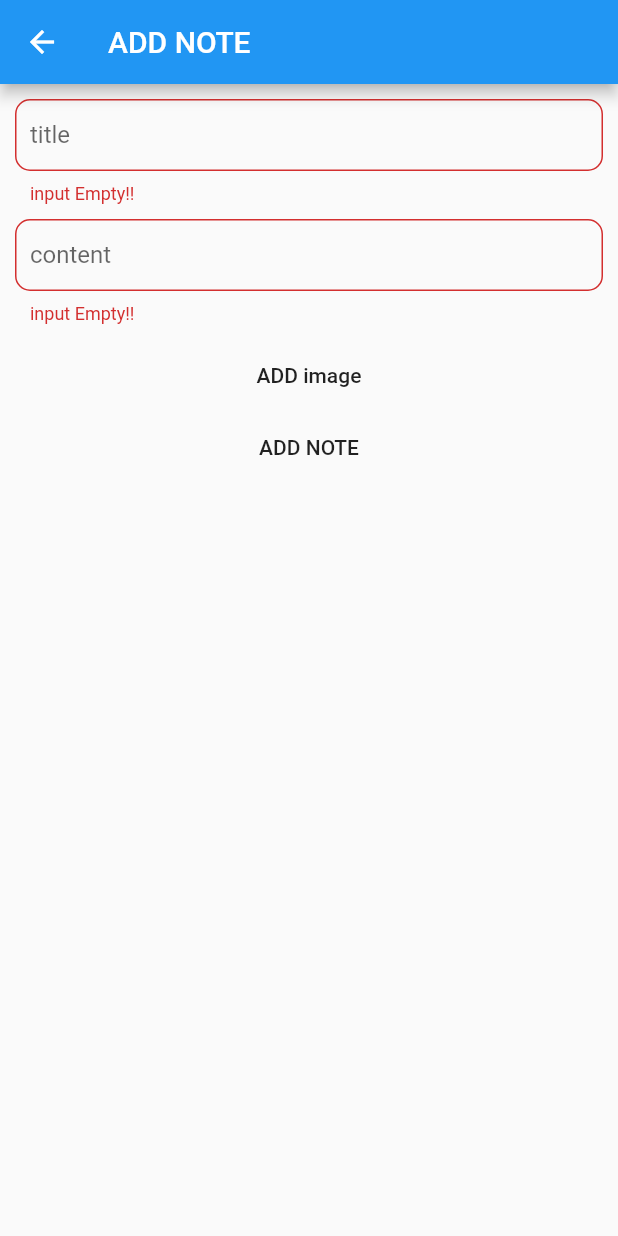
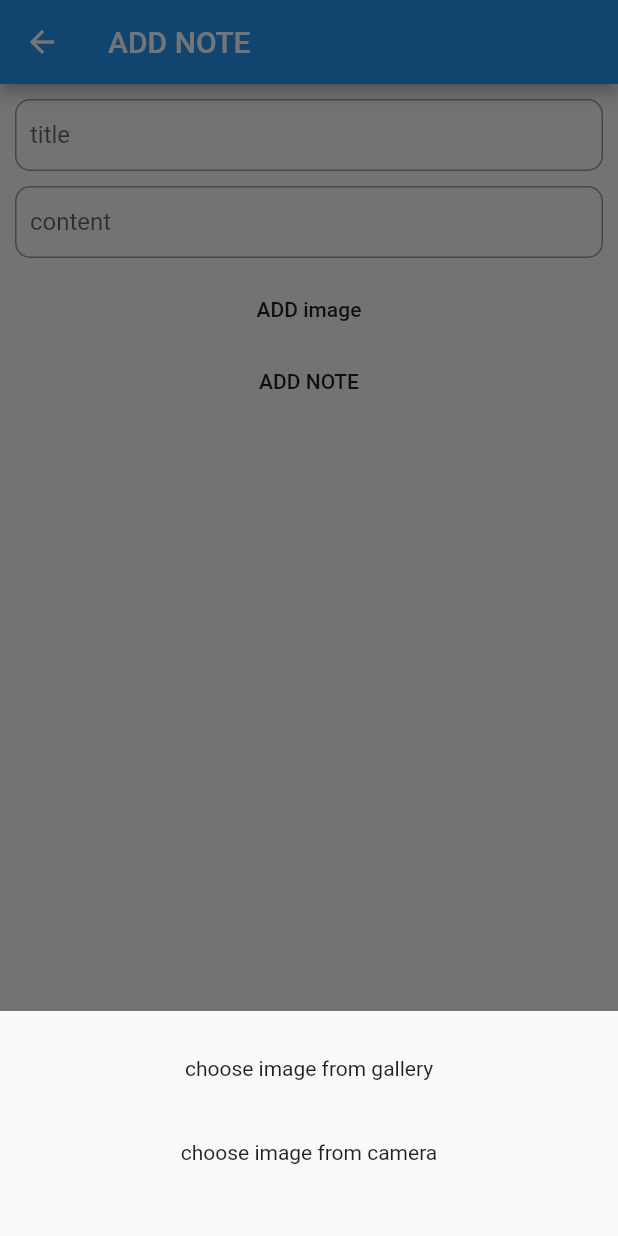
Before and after one commit to mohamadalghanem474/NoteApp, a Flutter app: the AddNote screen opened by its route, after a tap on "ADD image", on a phone screen of 412 x 824 dp. Run offline on Flutter 3.47's test engine with Material 2 defaults, Android fonts, the phone set to English and light mode, and no system bars; our stand-ins replace awesome_dialog, get, image_picker, shared_preferences; accounts and stored records are empty.

```diff
--- a/lib/app/home.dart
+++ b/lib/app/home.dart
@@ -55,7 +55,9 @@ class _HomeState extends State<Home> with Crud {
                         onDelete: () async {
                           var respnse = await postRequest(linkDeleteNotes, {
                             "noteid": snapshot.data['data'][index]['note_id']
-                                .toString()
+                                .toString(),
+                            "imagename": snapshot.data['data'][index]
+                                ['note_image']
                           });
                           if (respnse["status"] == "success") {
                             Navigator.of(context).pushReplacementNamed("home");
@@ -76,7 +78,9 @@ class _HomeState extends State<Home> with Crud {
                               builder: ((BuildContext context) => EditeNote(
                                     notes: snapshot.data['data'][index],
                                   ))));
-                        }, notemodel: NoteModel.fromJson(snapshot.data['data'][index]),
+                        },
+                        notemodel:
+                            NoteModel.fromJson(snapshot.data['data'][index]),
                       );
                     }));
               }
--- a/lib/app/notes/add.dart
+++ b/lib/app/notes/add.dart
@@ -1,6 +1,10 @@
+import 'dart:io';
+
+import 'package:awesome_dialog/awesome_dialog.dart';
 import 'package:flutter/material.dart';
 import 'package:get/get.dart';
 import 'package:http/http.dart';
+import 'package:image_picker/image_picker.dart';
 import 'package:noteapp/components/crud.dart';
 import 'package:noteapp/constant/linkApi.dart';
 import 'package:noteapp/main.dart';
@@ -20,15 +24,24 @@ class _AddNoteState extends State<AddNote> with Crud {
   TextEditingController title = TextEditingController();
   TextEditingController content = TextEditingController();
   bool _isLoading = false;
+  File? myfile;
 
   addNote() async {
+    if (myfile == null) {
+      return AwesomeDialog(
+          context: context, title: "!!", body: Text("Add image !!"))
+        ..show();
+    }
     if (fromstate.currentState!.validate()) {
       _isLoading = true;
-      var response = await postRequest(linkAddNotes, {
-        "title": title.text,
-        "content": content.text,
-        "userid": sherdPref.get("id")
-      });
+      var response = await postRequestWithFile(
+          linkAddNotes,
+          {
+            "title": title.text,
+            "content": content.text,
+            "userid": sherdPref.get("id")
+          },
+          myfile!);
       if (response['status'] == "success") {
         _isLoading = false;
         Navigator.of(context).pushReplacementNamed("home");
@@ -67,7 +80,54 @@ class _AddNoteState extends State<AddNote> with Crud {
                   ),
                   MaterialButton(
                     onPressed: () async {
-                      await addNote();
+                      showModalBottomSheet(
+                          context: context,
+                          builder: (context) => Container(
+                                padding: EdgeInsets.all(10),
+                                height: 150,
+                                child: Column(
+                                  children: [
+                                    InkWell(
+                                      child: Container(
+                                        width: double.infinity,
+                                        padding: EdgeInsets.all(10),
+                                        margin: EdgeInsets.all(10),
+                                        child: Center(
+                                            child: Text(
+                                                "choose image from gallery")),
+                                      ),
+                                      onTap: () async {
+                                        XFile? xfile = await ImagePicker()
+                                            .pickImage(
+                                                source: ImageSource.gallery);
+                                        Navigator.of(context).pop();
+
+                                        myfile = await File(xfile!.path);
+                                        setState(() {});
+                                      },
+                                    ),
+                                    InkWell(
+                                      child: Container(
+                                        width: double.infinity,
+                                        padding: EdgeInsets.all(10),
+                                        margin: EdgeInsets.all(10),
+                                        child: Center(
+                                            child: Text(
+                                                "choose image from camera")),
+                                      ),
+                                      onTap: () async {
+                                        XFile? xfile = await ImagePicker()
+                                            .pickImage(
+                                                source: ImageSource.camera);
+                                        Navigator.of(context).pop();
+
+                                        myfile = await File(xfile!.path);
+                                        setState(() {});
+                                      },
+                                    )
+                                  ],
+                                ),
+                              ));
                     },
                     child: Text("ADD image"),
                   ),
--- a/lib/constant/linkApi.dart
+++ b/lib/constant/linkApi.dart
@@ -10,3 +10,7 @@ const String linkAddNotes = "$linkApi/notes/add.php";
 const String linkEditeNotes = "$linkApi/notes/edite.php";
 const String linkDeleteNotes = "$linkApi/notes/delete.php";
 const String linkViewNotes = "$linkApi/notes/view.php";
+
+//image folder
+
+const String imagenet = "$linkApi/upload/";
--- a/pubspec.yaml
+++ b/pubspec.yaml
@@ -36,6 +36,7 @@ dependencies:
   shared_preferences:
   sqflite:
   awesome_dialog:
+  image_picker:
 
 
 
```
Also changed, not shown: lib/components/card.dart (+7 -3 lines), lib/components/crud.dart (+21 -0 lines), pubspec.lock.
